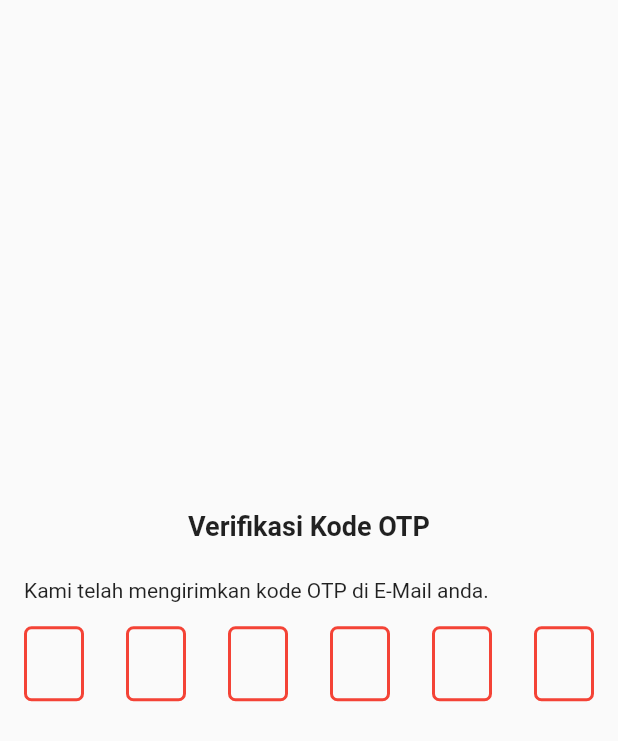
After one commit to ahmadfaizk/flutter-expense, a Flutter app: the ForgotPassword screen opened by its route, after a tap on "Send", on a phone screen of 412 x 824 dp. The commit adds this screen. Shown: the top 741 px of the screen. Run offline on Flutter 3.47's test engine with Material 2 defaults, Android fonts, the phone set to English and light mode, and no system bars; drawn by our look-alikes of pin_code_fields.

Commit message:
add forgot password, verify otp, reset password view

```diff
--- /dev/null
+++ b/lib/fogot_password.dart
@@ -0,0 +1,61 @@
+import 'package:flutter/material.dart';
+
+class ForgotPassword extends StatefulWidget {
+  @override
+  _ForgotPasswordState createState() => _ForgotPasswordState();
+}
+
+class _ForgotPasswordState extends State<ForgotPassword> {
+  bool isLoading = false;
+  @override
+  Widget build(BuildContext context) {
+    return Scaffold(
+      body: Container(
+        margin: EdgeInsets.all(16),
+        child: isLoading
+            ? Center(child: CircularProgressIndicator())
+            : Column(
+                mainAxisAlignment: MainAxisAlignment.center,
+                children: <Widget>[
+                  Container(
+                    margin: EdgeInsets.only(bottom: 24),
+                    child: Text(
+                      "Forgot Password",
+                      style:
+                          TextStyle(fontSize: 18, fontWeight: FontWeight.bold),
+                    ),
+                  ),
+                  Row(
+                    children: <Widget>[
+                      Container(
+                          margin: EdgeInsets.only(bottom: 16),
+                          child: Text("Masukkan Email Anda")),
+                    ],
+                  ),
+                  Container(
+                    margin: EdgeInsets.only(bottom: 24),
+                    child: TextField(
+                      decoration: InputDecoration(
+                          border: OutlineInputBorder(
+                              borderRadius: BorderRadius.circular(8)),
+                          labelText: "Email"),
+                    ),
+                  ),
+                  SizedBox(
+                    width: double.infinity,
+                    child: RaisedButton(
+                      color: Theme.of(context).primaryColor,
+                      textColor: Colors.white,
+                      child: Text("Send"),
+                      shape: StadiumBorder(),
+                      onPressed: () {
+                        Navigator.pushReplacementNamed(context, '/verify_otp');
+                      },
+                    ),
+                  ),
+                ],
+              ),
+      ),
+    );
+  }
+}
--- /dev/null
+++ b/lib/verify_otp.dart
@@ -0,0 +1,70 @@
+import 'dart:async';
+import 'package:flutter/material.dart';
+import 'package:pin_code_fields/pin_code_fields.dart';
+
+class VerifyOtp extends StatefulWidget {
+  @override
+  _VerifyOtpState createState() => _VerifyOtpState();
+}
+
+class _VerifyOtpState extends State<VerifyOtp> {
+  StreamController<ErrorAnimationType> errorController =
+      StreamController<ErrorAnimationType>();
+  bool hasError = false;
+
+  @override
+  void dispose() {
+    errorController.close();
+    super.dispose();
+  }
+
+  @override
+  Widget build(BuildContext context) {
+    return Scaffold(
+      body: Container(
+        margin: EdgeInsets.all(16),
+        child: Column(
+          mainAxisAlignment: MainAxisAlignment.center,
+          children: <Widget>[
+            Container(
+              margin: EdgeInsets.only(bottom: 24),
+              child: Text(
+                "Verifikasi Kode OTP",
+                style: TextStyle(fontSize: 18, fontWeight: FontWeight.bold),
+              ),
+            ),
+            Container(
+              margin: EdgeInsets.only(bottom: 16),
+              child: Row(
+                children: <Widget>[
+                  Text("Kami telah mengirimkan kode OTP di E-Mail anda."),
+                ],
+              ),
+            ),
+            Container(
+              child: PinCodeTextField(
+                length: 6,
+                textInputType: TextInputType.number,
+                autoDismissKeyboard: true,
+                obsecureText: false,
+                animationType: AnimationType.fade,
+                pinTheme: PinTheme(
+                  shape: PinCodeFieldShape.box,
+                  borderRadius: BorderRadius.circular(5),
+                  fieldHeight: 50,
+                  fieldWidth: 40,
+                ),
+                backgroundColor: Colors.transparent,
+                errorAnimationController: errorController,
+                onChanged: (value) {},
+                onCompleted: (value) {
+                  Navigator.pushReplacementNamed(context, '/reset_password');
+                },
+              ),
+            )
+          ],
+        ),
+      ),
+    );
+  }
+}
--- a/pubspec.yaml
+++ b/pubspec.yaml
@@ -28,6 +28,7 @@ dependencies:
   # The following adds the Cupertino Icons font to your application.
   # Use with the CupertinoIcons class for iOS style icons.
   cupertino_icons: ^0.1.3
+  pin_code_fields: ^4.0.0
 
 dev_dependencies:
   flutter_test:
```
Also changed, not shown: lib/home.dart (added, +20 -0 lines), lib/login.dart (+15 -8 lines), lib/main.dart (+14 -4 lines), lib/reset_password.dart (added, +66 -0 lines), pubspec.lock.
